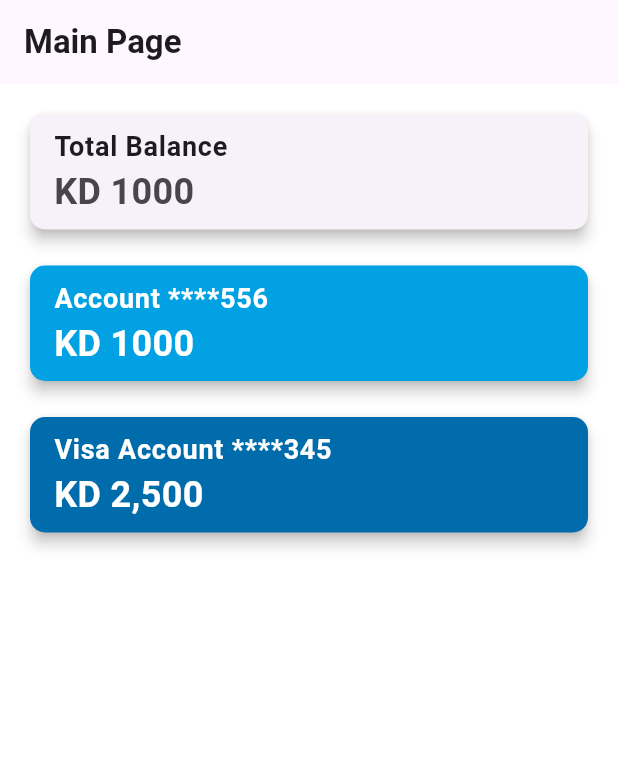
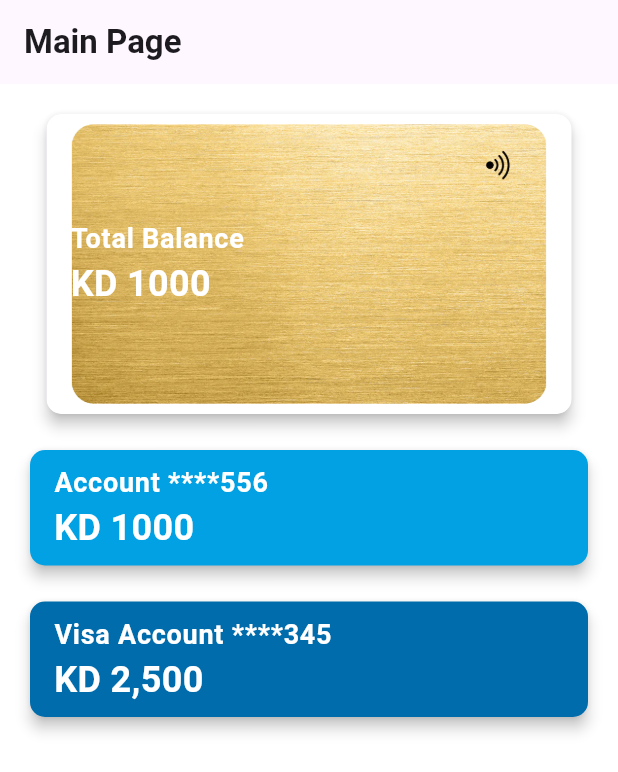
Before and after one commit to ousef777/Safe-Pay-Frontend, a Flutter app: the MainPage screen opened by its route, on a phone screen of 412 x 824 dp. Shown: the top 772 px of the screen. Run offline on Flutter 3.47's test engine with Material 3 defaults, Android fonts, the phone set to English and light mode, and no system bars; our stand-ins replace dio, go_router, shared_preferences; accounts and stored records are empty.

Commit message:
add the gold card

```diff
--- a/lib/pages/main_page.dart
+++ b/lib/pages/main_page.dart
@@ -24,18 +24,67 @@ class MainPage extends StatelessWidget {
               Card(
                 elevation: 4,
                 shape: RoundedRectangleBorder(
-                  borderRadius: BorderRadius.circular(10),
+                  borderRadius: BorderRadius.circular(10), // Rounded corners
                 ),
-                child: ListTile(
-                  title: Text(
-                    'Total Balance',
-                    style: TextStyle(fontSize: 18, fontWeight: FontWeight.bold),
+                clipBehavior: Clip
+                    .antiAlias, // Ensures the image fits within the card's rounded corners
+
+                child: Container(
+                  width: 350, // Adjust the width to resemble a credit card size
+                  height:
+                      200, // Adjust the height to resemble a credit card size
+                  decoration: BoxDecoration(
+                    image: DecorationImage(
+                      image: AssetImage(
+                          'assets/Images/card.png'), // Background image
+                      fit: BoxFit
+                          .cover, // Ensures the image covers the entire card
+                    ),
+                    borderRadius: BorderRadius.circular(
+                        10), // Rounded corners for the image
                   ),
-                  subtitle: Text(
-                    'KD 1000', // Example total balance
-                    style: TextStyle(fontSize: 24, fontWeight: FontWeight.w600),
+                  child: Column(
+                    mainAxisAlignment: MainAxisAlignment.center,
+                    crossAxisAlignment: CrossAxisAlignment.start,
+                    children: [
+                      ListTile(
+                        title: Text(
+                          'Total Balance',
+                          style: TextStyle(
+                              fontSize: 18,
+                              fontWeight: FontWeight.bold,
+                              color: Colors.white),
+                        ),
+                        subtitle: Text(
+                          'KD 1000', // Example total balance
+                          style: TextStyle(
+                              fontSize: 24,
+                              fontWeight: FontWeight.w600,
+                              color: Colors.white),
+                        ),
+                      ),
+                    ],
                   ),
                 ),
+                //  Column(// Added Column here
+                //     children: [
+                //   Image.asset(
+                //     'assets/Images/card.png',
+                //     fit: BoxFit.cover,
+                //   ),
+                //   ListTile(
+                //     title: Text(
+                //       'Total Balance',
+                //       style:
+                //           TextStyle(fontSize: 18, fontWeight: FontWeight.bold),
+                //     ),
+                //     subtitle: Text(
+                //       'KD 1000', // Example total balance
+                //       style:
+                //           TextStyle(fontSize: 24, fontWeight: FontWeight.w600),
+                //     ),
+                //   ),
+                // ]),
               ),
               SizedBox(height: 16),
 
--- a/pubspec.yaml
+++ b/pubspec.yaml
@@ -18,7 +18,7 @@ dependencies:
 dev_dependencies:
   flutter_test:
     sdk: flutter
-  flutter_lints: ^4.0.0
+  flutter_lints: ^5.0.0
 
 flutter:
   uses-material-design: true
```
Also changed, not shown: assets/Images/card.png (added), pubspec.lock.
